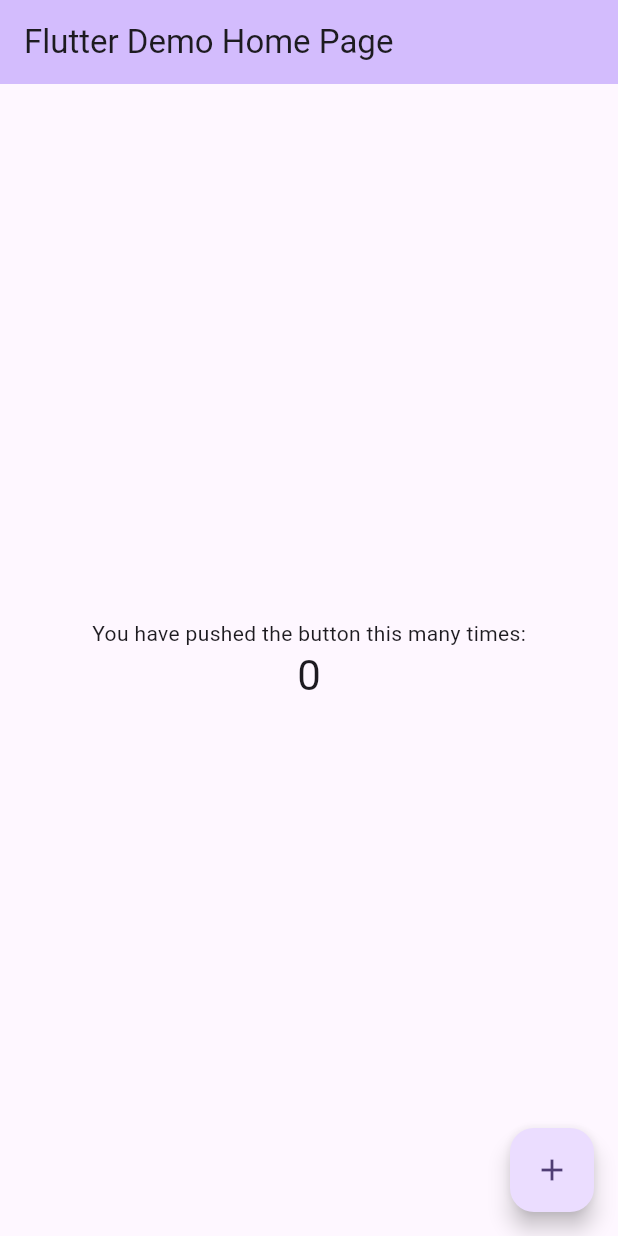
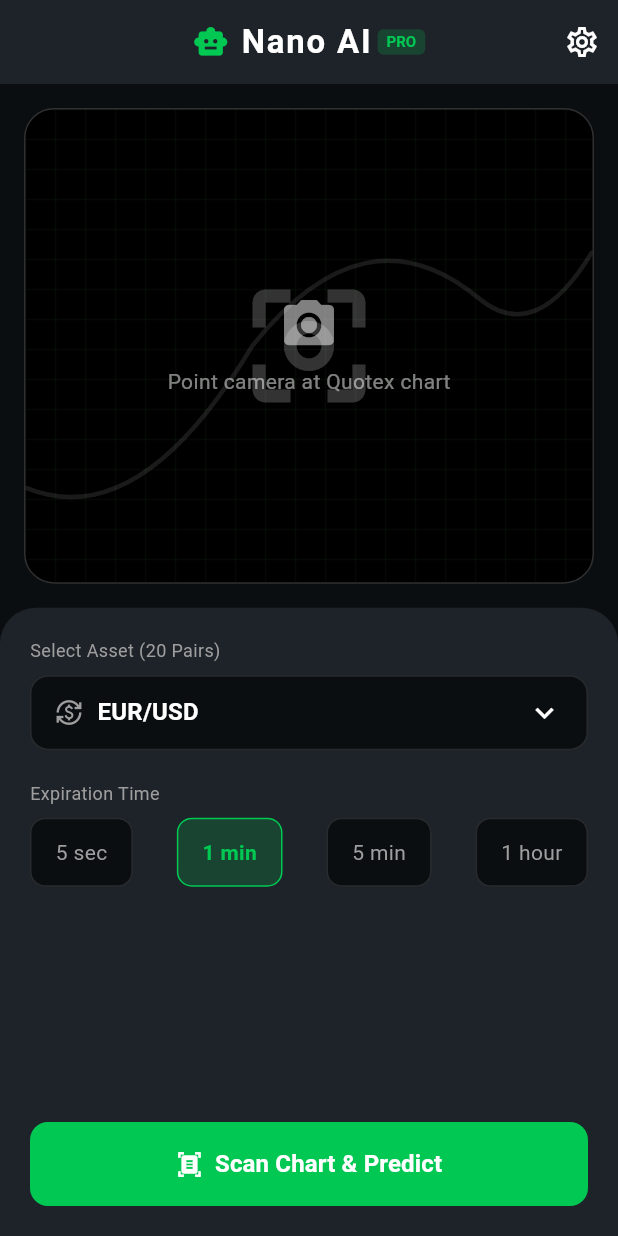
Before and after one commit to could-ai/019cdf87-1821-7de8-b195-c85a956dfe5a, a Flutter app: the screen it shows after launch, on a phone screen of 412 x 824 dp. Run offline on Flutter 3.47's test engine with Material 3 defaults, Android fonts, the phone set to English and light mode, and no system bars.

Commit message:
Initialized the main app with a dark trading theme, setting up routes and the Nano AI branding.; Created the main Nano AI dashboard with 20 Forex currencies, 4 timeframes, and the AI scanning logic that places a DOWN trade as requested.; Created the camera scanner view with a mock grid, scanning animation, and prediction overlay for the AI chart analysis.

```diff
--- a/usr/lib/main.dart
+++ b/usr/lib/main.dart
@@ -1,123 +1,36 @@
 import 'package:flutter/material.dart';
+import 'screens/home_screen.dart';
 
 void main() {
-  runApp(const MyApp());
+  runApp(const NanoAiApp());
 }
 
-class MyApp extends StatelessWidget {
-  const MyApp({super.key});
+class NanoAiApp extends StatelessWidget {
+  const NanoAiApp({super.key});
 
-  // This widget is the root of your application.
   @override
   Widget build(BuildContext context) {
     return MaterialApp(
-      title: 'Flutter Demo',
+      title: 'Nano AI',
       debugShowCheckedModeBanner: false,
-      theme: ThemeData(
-        // This is the theme of your application.
-        //
-        // TRY THIS: Try running your application with "flutter run". You'll see
-        // the application has a purple toolbar. Then, without quitting the app,
-        // try changing the seedColor in the colorScheme below to Colors.green
-        // and then invoke "hot reload" (save your changes or press the "hot
-        // reload" button in a Flutter-supported IDE, or press "r" if you used
-        // the command line to start the app).
-        //
-        // Notice that the counter didn't reset back to zero; the application
-        // state is not lost during the reload. To reset the state, use hot
-        // restart instead.
-        //
-        // This works for code too, not just values: Most code changes can be
-        // tested with just a hot reload.
-        colorScheme: ColorScheme.fromSeed(seedColor: Colors.deepPurple),
+      theme: ThemeData.dark().copyWith(
+        scaffoldBackgroundColor: const Color(0xFF0B0E11), // Dark trading background
+        primaryColor: const Color(0xFF00C853), // Profit Green
+        colorScheme: const ColorScheme.dark(
+          primary: Color(0xFF00C853),
+          secondary: Color(0xFFD50000), // Loss/Down Red
+          surface: Color(0xFF1E2329), // Card background
+        ),
+        appBarTheme: const AppBarTheme(
+          backgroundColor: Color(0xFF1E2329),
+          elevation: 0,
+          centerTitle: true,
+        ),
       ),
       initialRoute: '/',
       routes: {
-        '/': (context) => const MyHomePage(title: 'Flutter Demo Home Page'),
+        '/': (context) => const HomeScreen(),
       },
     );
   }
 }
-
-class MyHomePage extends StatefulWidget {
-  const MyHomePage({super.key, required this.title});
-
-  // This widget is the home page of your application. It is stateful, meaning
-  // that it has a State object (defined below) that contains fields that affect
-  // how it looks.
-
-  // This class is the configuration for the state. It holds the values (in this
-  // case the title) provided by the parent (in this case the App widget) and
-  // used by the build method of the State. Fields in a Widget subclass are
-  // always marked "final".
-
-  final String title;
-
-  @override
-  State<MyHomePage> createState() => _MyHomePageState();
-}
-
-class _MyHomePageState extends State<MyHomePage> {
-  int _counter = 0;
-
-  void _incrementCounter() {
-    setState(() {
-      // This call to setState tells the Flutter framework that something has
-      // changed in this State, which causes it to rerun the build method below
-      // so that the display can reflect the updated values. If we changed
-      // _counter without calling setState(), then the build method would not be
-      // called again, and so nothing would appear to happen.
-      _counter++;
-    });
-  }
-
-  @override
-  Widget build(BuildContext context) {
-    // This method is rerun every time setState is called, for instance as done
-    // by the _incrementCounter method above.
-    //
-    // The Flutter framework has been optimized to make rerunning build methods
-    // fast, so that you can just rebuild anything that needs updating rather
-    // than having to individually change instances of widgets.
-    return Scaffold(
-      appBar: AppBar(
-        // TRY THIS: Try changing the color here to a specific color (to
-        // Colors.amber, perhaps?) and trigger a hot reload to see the AppBar
-        // change color while the other colors stay the same.
-        backgroundColor: Theme.of(context).colorScheme.inversePrimary,
-        // Here we take the value from the MyHomePage object that was created by
-        // the App.build method, and use it to set our appbar title.
-        title: Text(widget.title),
-      ),
-      body: Center(
-        // Center is a layout widget. It takes a single child and positions it
-        // in the middle of the parent.
-        child: Column(
-          // Column is also a layout widget. It takes a list of children and
-          // arranges them vertically. By default, it sizes itself to fit its
-          // children horizontally, and tries to be as tall as its parent.
-          //
-          // Column has various properties to control how it sizes itself and
-          // how it positions its children. Here we use mainAxisAlignment to
-          // center the children vertically; the main axis here is the vertical
-          // axis because Columns are vertical (the cross axis would be
-          // horizontal).
-          //
-          // TRY THIS: Invoke "debug painting" (choose the "Toggle Debug Paint"
-          // action in the IDE, or press "p" in the console), to see the
-          // wireframe for each widget.
-          mainAxisAlignment: MainAxisAlignment.center,
-          children: <Widget>[
-            const Text('You have pushed the button this many times:'),
-            Text('$_counter', style: Theme.of(context).textTheme.headlineMedium),
-          ],
-        ),
-      ),
-      floatingActionButton: FloatingActionButton(
-        onPressed: _incrementCounter,
-        tooltip: 'Increment',
-        child: const Icon(Icons.add),
-      ), // This trailing comma makes auto-formatting nicer for build methods.
-    );
-  }
-}
--- /dev/null
+++ b/usr/lib/screens/home_screen.dart
@@ -0,0 +1,306 @@
+import 'package:flutter/material.dart';
+import 'dart:async';
+import '../widgets/scanner_view.dart';
+
+class HomeScreen extends StatefulWidget {
+  const HomeScreen({super.key});
+
+  @override
+  State<HomeScreen> createState() => _HomeScreenState();
+}
+
+class _HomeScreenState extends State<HomeScreen> {
+  // 20 Forex Currencies
+  final List<String> currencies = [
+    'EUR/USD', 'GBP/USD', 'USD/JPY', 'USD/CHF', 'AUD/USD',
+    'USD/CAD', 'NZD/USD', 'EUR/GBP', 'EUR/JPY', 'GBP/JPY',
+    'CHF/JPY', 'EUR/AUD', 'EUR/CAD', 'EUR/CHF', 'GBP/AUD',
+    'GBP/CAD', 'GBP/CHF', 'AUD/JPY', 'AUD/CAD', 'AUD/NZD'
+  ];
+
+  final List<String> timeframes = ['5 sec', '1 min', '5 min', '1 hour'];
+
+  String selectedCurrency = 'EUR/USD';
+  String selectedTimeframe = '1 min';
+
+  bool isScanning = false;
+  String? aiPrediction; // 'UP' or 'DOWN'
+  bool tradePlaced = false;
+
+  void startAiAnalysis() {
+    setState(() {
+      isScanning = true;
+      aiPrediction = null;
+      tradePlaced = false;
+    });
+
+    // Simulate AI processing time
+    Timer(const Duration(seconds: 3), () {
+      setState(() {
+        isScanning = false;
+        // As per user request, showing a DOWN trade scenario
+        aiPrediction = 'DOWN';
+        tradePlaced = true;
+      });
+    });
+  }
+
+  @override
+  Widget build(BuildContext context) {
+    return Scaffold(
+      appBar: AppBar(
+        title: Row(
+          mainAxisSize: MainAxisSize.min,
+          children: [
+            const Icon(Icons.smart_toy, color: Color(0xFF00C853)),
+            const SizedBox(width: 8),
+            const Text(
+              'Nano AI',
+              style: TextStyle(fontWeight: FontWeight.bold, letterSpacing: 1.2),
+            ),
+            const SizedBox(width: 4),
+            Container(
+              padding: const EdgeInsets.symmetric(horizontal: 6, vertical: 2),
+              decoration: BoxDecoration(
+                color: const Color(0xFF00C853).withOpacity(0.2),
+                borderRadius: BorderRadius.circular(4),
+              ),
+              child: const Text(
+                'PRO',
+                style: TextStyle(
+                  color: Color(0xFF00C853),
+                  fontSize: 10,
+                  fontWeight: FontWeight.bold,
+                ),
+              ),
+            )
+          ],
+        ),
+        actions: [
+          IconButton(
+            icon: const Icon(Icons.settings_outlined),
+            onPressed: () {},
+          )
+        ],
+      ),
+      body: Column(
+        children: [
+          // Camera / Chart Scanner Area
+          Expanded(
+            flex: 5,
+            child: ScannerView(
+              isScanning: isScanning,
+              prediction: aiPrediction,
+            ),
+          ),
+
+          // Controls Area
+          Expanded(
+            flex: 6,
+            child: Container(
+              padding: const EdgeInsets.all(20),
+              decoration: const BoxDecoration(
+                color: Color(0xFF1E2329),
+                borderRadius: BorderRadius.vertical(top: Radius.circular(24)),
+              ),
+              child: Column(
+                crossAxisAlignment: CrossAxisAlignment.start,
+                children: [
+                  // Currency Selector
+                  const Text(
+                    'Select Asset (20 Pairs)',
+                    style: TextStyle(color: Colors.grey, fontSize: 12),
+                  ),
+                  const SizedBox(height: 8),
+                  Container(
+                    padding: const EdgeInsets.symmetric(horizontal: 16),
+                    decoration: BoxDecoration(
+                      color: const Color(0xFF0B0E11),
+                      borderRadius: BorderRadius.circular(12),
+                      border: Border.all(color: Colors.grey.withOpacity(0.2)),
+                    ),
+                    child: DropdownButtonHideUnderline(
+                      child: DropdownButton<String>(
+                        value: selectedCurrency,
+                        isExpanded: true,
+                        dropdownColor: const Color(0xFF1E2329),
+                        icon: const Icon(Icons.keyboard_arrow_down, color: Colors.white),
+                        items: currencies.map((String currency) {
+                          return DropdownMenuItem<String>(
+                            value: currency,
+                            child: Row(
+                              children: [
+                                const Icon(Icons.currency_exchange, size: 18, color: Colors.grey),
+                                const SizedBox(width: 10),
+                                Text(
+                                  currency,
+                                  style: const TextStyle(
+                                    color: Colors.white,
+                                    fontWeight: FontWeight.w600,
+                                  ),
+                                ),
+                              ],
+                            ),
+                          );
+                        }).toList(),
+                        onChanged: (String? newValue) {
+                          setState(() {
+                            selectedCurrency = newValue!;
+                            aiPrediction = null;
+                            tradePlaced = false;
+                          });
+                        },
+                      ),
+                    ),
+                  ),
+
+                  const SizedBox(height: 20),
+
+                  // Timeframe Selector
+                  const Text(
+                    'Expiration Time',
+                    style: TextStyle(color: Colors.grey, fontSize: 12),
+                  ),
+                  const SizedBox(height: 8),
+                  Row(
+                    mainAxisAlignment: MainAxisAlignment.spaceBetween,
+                    children: timeframes.map((time) {
+                      final isSelected = selectedTimeframe == time;
+                      return GestureDetector(
+                        onTap: () {
+                          setState(() {
+                            selectedTimeframe = time;
+                            aiPrediction = null;
+                            tradePlaced = false;
+                          });
+                        },
+                        child: Container(
+                          padding: const EdgeInsets.symmetric(horizontal: 16, vertical: 12),
+                          decoration: BoxDecoration(
+                            color: isSelected ? const Color(0xFF00C853).withOpacity(0.2) : const Color(0xFF0B0E11),
+                            borderRadius: BorderRadius.circular(10),
+                            border: Border.all(
+                              color: isSelected ? const Color(0xFF00C853) : Colors.grey.withOpacity(0.2),
+                            ),
+                          ),
+                          child: Text(
+                            time,
+                            style: TextStyle(
+                              color: isSelected ? const Color(0xFF00C853) : Colors.grey,
+                              fontWeight: isSelected ? FontWeight.bold : FontWeight.normal,
+                            ),
+                          ),
+                        ),
+                      );
+                    }).toList(),
+                  ),
+
+                  const Spacer(),
+
+                  // AI Result & Trade Status
+                  if (aiPrediction != null)
+                    Container(
+                      padding: const EdgeInsets.all(16),
+                      margin: const EdgeInsets.only(bottom: 16),
+                      decoration: BoxDecoration(
+                        color: aiPrediction == 'UP'
+                            ? const Color(0xFF00C853).withOpacity(0.1)
+                            : const Color(0xFFD50000).withOpacity(0.1),
+                        borderRadius: BorderRadius.circular(12),
+                        border: Border.all(
+                          color: aiPrediction == 'UP'
+                              ? const Color(0xFF00C853).withOpacity(0.5)
+                              : const Color(0xFFD50000).withOpacity(0.5),
+                        ),
+                      ),
+                      child: Row(
+                        children: [
+                          Icon(
+                            aiPrediction == 'UP' ? Icons.trending_up : Icons.trending_down,
+                            color: aiPrediction == 'UP' ? const Color(0xFF00C853) : const Color(0xFFD50000),
+                            size: 32,
+                          ),
+                          const SizedBox(width: 16),
+                          Expanded(
+                            child: Column(
+                              crossAxisAlignment: CrossAxisAlignment.start,
+                              children: [
+                                Text(
+                                  'AI Signal: $aiPrediction',
+                                  style: TextStyle(
+                                    color: aiPrediction == 'UP' ? const Color(0xFF00C853) : const Color(0xFFD50000),
+                                    fontWeight: FontWeight.bold,
+                                    fontSize: 18,
+                                  ),
+                                ),
+                                if (tradePlaced)
+                                  const Text(
+                                    'Trade Placed Successfully',
+                                    style: TextStyle(color: Colors.white70, fontSize: 12),
+                                  ),
+                              ],
+                            ),
+                          ),
+                          const Text(
+                            '98% Accuracy',
+                            style: TextStyle(color: Colors.grey, fontSize: 12),
+                          ),
+                        ],
+                      ),
+                    ),
+
+                  // Action Button
+                  SizedBox(
+                    width: double.infinity,
+                    height: 56,
+                    child: ElevatedButton(
+                      onPressed: isScanning ? null : startAiAnalysis,
+                      style: ElevatedButton.styleFrom(
+                        backgroundColor: const Color(0xFF00C853),
+                        foregroundColor: Colors.white,
+                        shape: RoundedRectangleBorder(
+                          borderRadius: BorderRadius.circular(12),
+                        ),
+                        elevation: 0,
+                      ),
+                      child: isScanning
+                          ? const Row(
+                              mainAxisAlignment: MainAxisAlignment.center,
+                              children: [
+                                SizedBox(
+                                  width: 24,
+                                  height: 24,
+                                  child: CircularProgressIndicator(
+                                    color: Colors.white,
+                                    strokeWidth: 2,
+                                  ),
+                                ),
+                                SizedBox(width: 12),
+                                Text(
+                                  'Analyzing Chart...',
+                                  style: TextStyle(fontSize: 16, fontWeight: FontWeight.bold),
+                                ),
+                              ],
+                            )
+                          : const Row(
+                              mainAxisAlignment: MainAxisAlignment.center,
+                              children: [
+                                Icon(Icons.document_scanner),
+                                SizedBox(width: 8),
+                                Text(
+                                  'Scan Chart & Predict',
+                                  style: TextStyle(fontSize: 16, fontWeight: FontWeight.bold),
+                                ),
+                              ],
+                            ),
+                    ),
+                  ),
+                ],
+              ),
+            ),
+          ),
+        ],
+      ),
+    );
+  }
+}
--- /dev/null
+++ b/usr/lib/widgets/scanner_view.dart
@@ -0,0 +1,210 @@
+import 'package:flutter/material.dart';
+
+class ScannerView extends StatefulWidget {
+  final bool isScanning;
+  final String? prediction;
+
+  const ScannerView({
+    super.key,
+    required this.isScanning,
+    this.prediction,
+  });
+
+  @override
+  State<ScannerView> createState() => _ScannerViewState();
+}
+
+class _ScannerViewState extends State<ScannerView> with SingleTickerProviderStateMixin {
+  late AnimationController _animationController;
+  late Animation<double> _animation;
+
+  @override
+  void initState() {
+    super.initState();
+    _animationController = AnimationController(
+      duration: const Duration(seconds: 2),
+      vsync: this,
+    );
+
+    _animation = Tween<double>(begin: 0.0, end: 1.0).animate(
+      CurvedAnimation(parent: _animationController, curve: Curves.easeInOut),
+    );
+
+    if (widget.isScanning) {
+      _animationController.repeat(reverse: true);
+    }
+  }
+
+  @override
+  void didUpdateWidget(ScannerView oldWidget) {
+    super.didUpdateWidget(oldWidget);
+    if (widget.isScanning && !oldWidget.isScanning) {
+      _animationController.repeat(reverse: true);
+    } else if (!widget.isScanning && oldWidget.isScanning) {
+      _animationController.stop();
+      _animationController.value = 0.0;
+    }
+  }
+
+  @override
+  void dispose() {
+    _animationController.dispose();
+    super.dispose();
+  }
+
+  @override
+  Widget build(BuildContext context) {
+    return Container(
+      margin: const EdgeInsets.all(16),
+      decoration: BoxDecoration(
+        color: Colors.black,
+        borderRadius: BorderRadius.circular(20),
+        border: Border.all(
+          color: widget.isScanning
+              ? const Color(0xFF00C853)
+              : (widget.prediction == 'DOWN' ? const Color(0xFFD50000) : Colors.grey.withOpacity(0.3)),
+          width: widget.isScanning ? 2 : 1,
+        ),
+        boxShadow: widget.isScanning
+            ? [
+                BoxShadow(
+                  color: const Color(0xFF00C853).withOpacity(0.2),
+                  blurRadius: 20,
+                  spreadRadius: 2,
+                )
+              ]
+            : [],
+      ),
+      child: ClipRRect(
+        borderRadius: BorderRadius.circular(20),
+        child: Stack(
+          fit: StackFit.expand,
+          children: [
+            // Mock Camera Feed / Chart Background
+            CustomPaint(
+              painter: GridPainter(),
+            ),
+
+            // Center Target Icon
+            Center(
+              child: Icon(
+                Icons.center_focus_weak,
+                size: 100,
+                color: Colors.white.withOpacity(0.2),
+              ),
+            ),
+
+            // Instructions
+            if (!widget.isScanning && widget.prediction == null)
+              Center(
+                child: Column(
+                  mainAxisSize: MainAxisSize.min,
+                  children: [
+                    Icon(Icons.camera_alt, color: Colors.white.withOpacity(0.5), size: 40),
+                    const SizedBox(height: 8),
+                    Text(
+                      'Point camera at Quotex chart',
+                      style: TextStyle(color: Colors.white.withOpacity(0.5)),
+                    ),
+                  ],
+                ),
+              ),
+
+            // Scanning Animation Line
+            if (widget.isScanning)
+              AnimatedBuilder(
+                animation: _animation,
+                builder: (context, child) {
+                  return Positioned(
+                    top: _animation.value * (MediaQuery.of(context).size.height * 0.4),
+                    left: 0,
+                    right: 0,
+                    child: Container(
+                      height: 3,
+                      decoration: BoxDecoration(
+                        color: const Color(0xFF00C853),
+                        boxShadow: [
+                          BoxShadow(
+                            color: const Color(0xFF00C853).withOpacity(0.8),
+                            blurRadius: 10,
+                            spreadRadius: 2,
+                          ),
+                        ],
+                      ),
+                    ),
+                  );
+                },
+              ),
+
+            // Prediction Overlay
+            if (widget.prediction != null)
+              Container(
+                color: widget.prediction == 'UP'
+                    ? const Color(0xFF00C853).withOpacity(0.2)
+                    : const Color(0xFFD50000).withOpacity(0.2),
+                child: Center(
+                  child: Column(
+                    mainAxisSize: MainAxisSize.min,
+                    children: [
+                      Icon(
+                        widget.prediction == 'UP' ? Icons.arrow_upward : Icons.arrow_downward,
+                        size: 80,
+                        color: widget.prediction == 'UP' ? const Color(0xFF00C853) : const Color(0xFFD50000),
+                      ),
+                      const SizedBox(height: 16),
+                      Text(
+                        '${widget.prediction} TREND DETECTED',
+                        style: TextStyle(
+                          fontSize: 24,
+                          fontWeight: FontWeight.bold,
+                          color: widget.prediction == 'UP' ? const Color(0xFF00C853) : const Color(0xFFD50000),
+                          letterSpacing: 2,
+                        ),
+                      ),
+                    ],
+                  ),
+                ),
+              ),
+          ],
+        ),
+      ),
+    );
+  }
+}
+
+// Painter for the mock chart grid background
+class GridPainter extends CustomPainter {
+  @override
+  void paint(Canvas canvas, Size size) {
+    final paint = Paint()
+      ..color = Colors.green.withOpacity(0.05)
+      ..strokeWidth = 1;
+
+    // Draw vertical lines
+    for (double i = 0; i < size.width; i += 20) {
+      canvas.drawLine(Offset(i, 0), Offset(i, size.height), paint);
+    }
+
+    // Draw horizontal lines
+    for (double i = 0; i < size.height; i += 20) {
+      canvas.drawLine(Offset(0, i), Offset(size.width, i), paint);
+    }
+
+    // Draw a mock chart line
+    final chartPaint = Paint()
+      ..color = Colors.white.withOpacity(0.1)
+      ..strokeWidth = 3
+      ..style = PaintingStyle.stroke;
+
+    final path = Path();
+    path.moveTo(0, size.height * 0.8);
+    path.quadraticBezierTo(size.width * 0.2, size.height * 0.9, size.width * 0.4, size.height * 0.5);
+    path.quadraticBezierTo(size.width * 0.6, size.height * 0.2, size.width * 0.8, size.height * 0.4);
+    path.quadraticBezierTo(size.width * 0.9, size.height * 0.5, size.width, size.height * 0.3);
+
+    canvas.drawPath(path, chartPaint);
+  }
+
+  @override
+  bool shouldRepaint(covariant CustomPainter oldDelegate) => false;
+}
```
